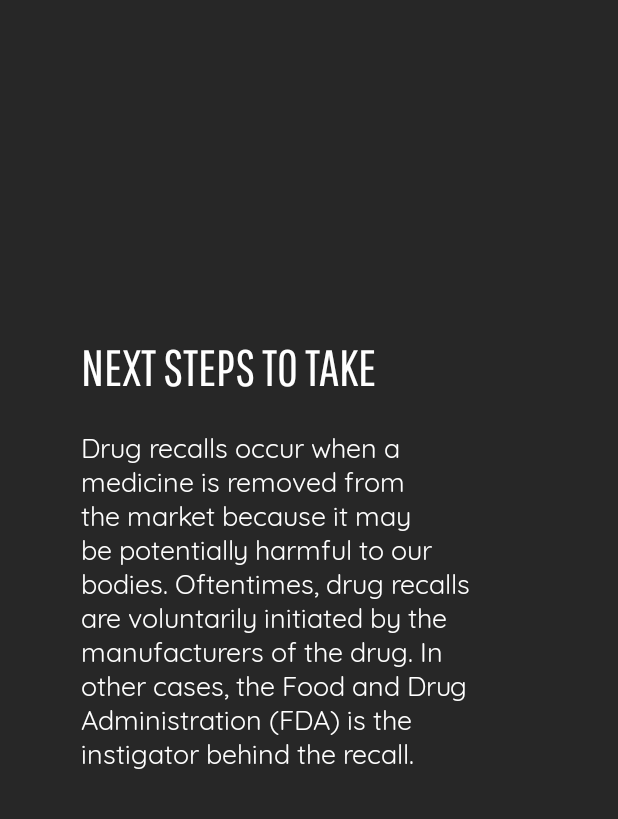
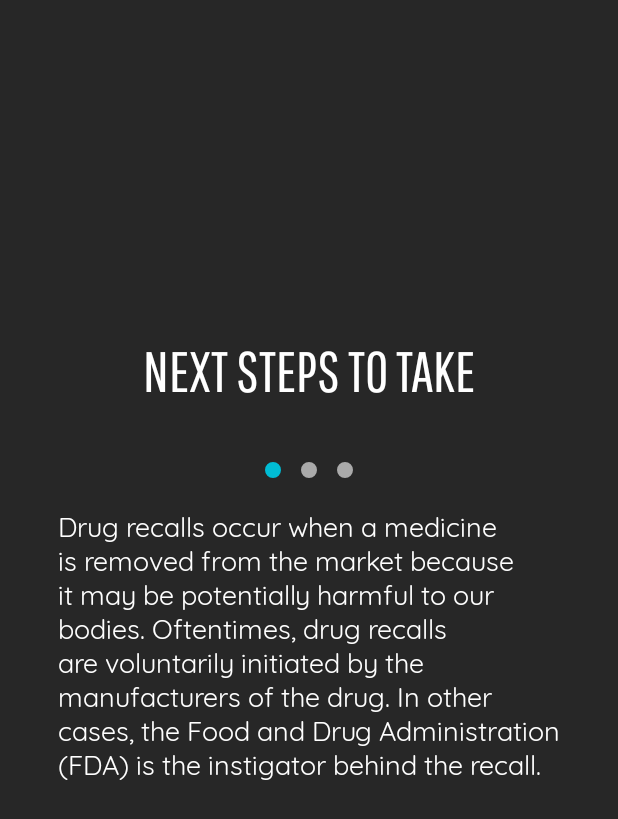
Before and after one commit to ericke8/Med-Data, an Android app: the InfoRecall screen opened directly, with no data from a screen before it, on a phone screen of 412 x 824 dp. Shown: the top 819 px of the screen. Run offline under Robolectric (Android 15) with nearby library versions, the phone set to English and light mode, and no system bars.

Commit message:
Next Steps to Take Activity Indicator Dots Update

```diff
--- /dev/null
+++ b/app/src/main/res/drawable/default_dot.xml
@@ -0,0 +1,12 @@
+<?xml version="1.0" encoding="utf-8"?>
+<layer-list xmlns:android="http://schemas.android.com/apk/res/android">
+    <item>
+        <shape
+            android:innerRadius="0dp"
+            android:shape="ring"
+            android:thickness="5dp"
+            android:useLevel="false">
+            <solid android:color="@android:color/darker_gray"/>
+        </shape>
+    </item>
+</layer-list>
--- /dev/null
+++ b/app/src/main/res/drawable/selected_dot.xml
@@ -0,0 +1,12 @@
+<?xml version="1.0" encoding="utf-8"?>
+<layer-list xmlns:android="http://schemas.android.com/apk/res/android">
+    <item>
+        <shape
+            android:innerRadius="0dp"
+            android:shape="ring"
+            android:thickness="5dp"
+            android:useLevel="false">
+            <solid android:color="@color/deep_purple_500"/>
+        </shape>
+    </item>
+</layer-list>
--- /dev/null
+++ b/app/src/main/res/drawable/tab_selector.xml
@@ -0,0 +1,8 @@
+<?xml version="1.0" encoding="utf-8"?>
+<selector xmlns:android="http://schemas.android.com/apk/res/android">
+
+    <item android:drawable="@drawable/selected_dot"
+        android:state_selected="true"/>
+
+    <item android:drawable="@drawable/default_dot"/>
+</selector>
--- a/app/src/main/res/layout/activity_info_recall.xml
+++ b/app/src/main/res/layout/activity_info_recall.xml
@@ -31,11 +31,11 @@
             android:id="@+id/recallTitle"
             android:layout_width="fill_parent"
             android:layout_height="wrap_content"
-            android:layout_marginLeft="45dp"
+            android:textAlignment="center"
             android:layout_marginTop="170dp"
             android:text="NEXT STEPS TO TAKE"
             android:textColor="@color/white"
-            android:textSize="34dp"
+            android:textSize="38dp"
             app:fontFamily="@font/pathway_gothic_one"
             app:layout_constraintTop_toBottomOf="@+id/textInputLayout" />
 
@@ -48,15 +48,26 @@
 
             <android.support.v4.view.ViewPager
                 android:id="@+id/viewPager"
-                android:layout_width="273dp"
+                android:layout_width="match_parent"
                 android:layout_height="fill_parent"
+                android:textAlignment="center"
+                android:layout_marginLeft="30dp"
+                android:layout_marginRight="30dp"
 
-                android:layout_marginLeft="45dp"
-                android:layout_marginTop="20dp"
-                android:layout_marginRight="45dp"
+                android:layout_marginTop="20dp">
+
+                <android.support.design.widget.TabLayout
+                    android:layout_width="match_parent"
+                    android:layout_height="wrap_content"
+                    app:tabBackground="@drawable/tab_selector"
+
+                    app:tabGravity="center"
+                    app:tabIndicatorHeight="0dp" />
 
 
-                />
+            </android.support.v4.view.ViewPager>
+
+
 
 
         </LinearLayout>
```
